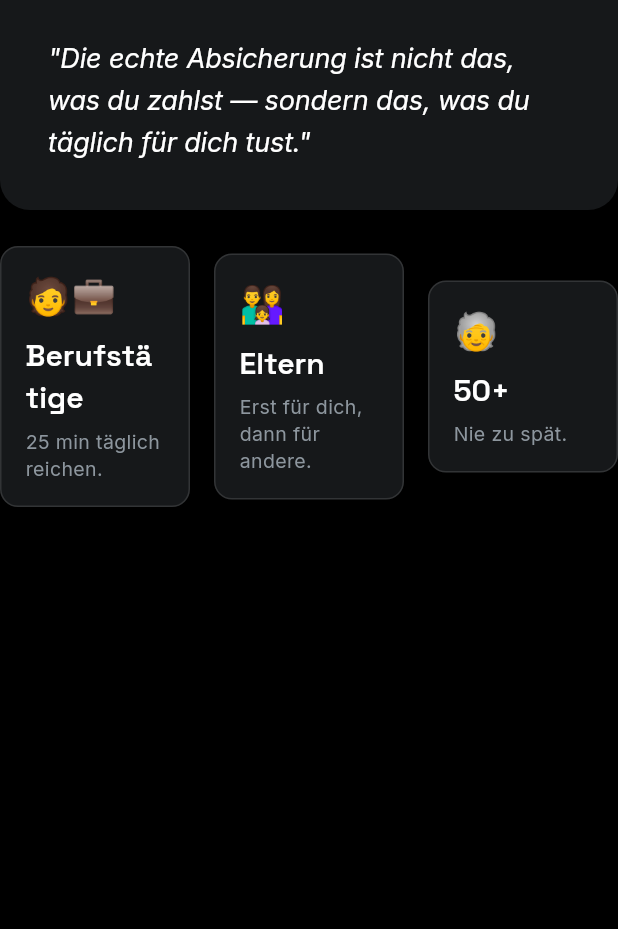
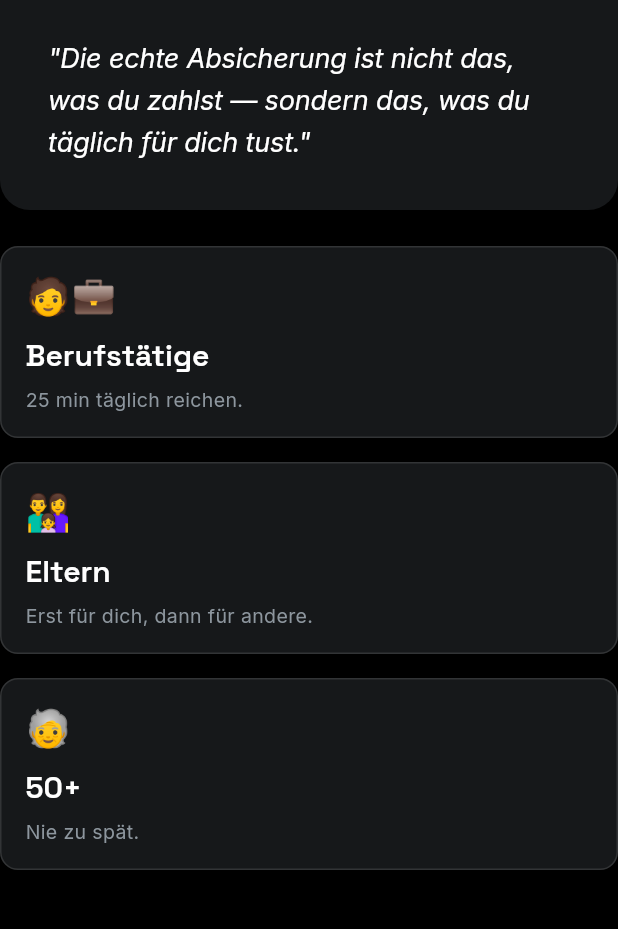
Before and after one commit to dingolife28/TRHI, a Flutter app: the _Right widget shown alone on an empty page, opened directly, on a phone screen of 412 x 824 dp, the part 96-1025 px from its top. Run offline on Flutter 3.47's test engine with Material 3 defaults, Android fonts, the phone set to English and light mode, and no system bars; our stand-ins replace cloud_firestore, firebase_core, flutter_svg, go_router, google_fonts, qr_flutter and 1 more; missing offline and left inert: dart:html, dart:ui_web; accounts and stored records are empty.

Commit message:
fix(about): Audience-Cards auf Mobile stapeln statt 3-Spalten-Row
Die drei Karten (Berufstätige / Eltern / 50+) lagen in einer 3-spaltigen
Expanded-Row. Auf schmalen Screens (<600px) ist jede Spalte zu eng — der
Titel "Berufstätige" läuft über. Unter 600px jetzt vertikal gestapelt
(volle Breite je Karte, crossAxisAlignment.stretch). Desktop/Tablet
unverändert 3-spaltig.

Co-Authored-By: Claude Opus 4.8 <noreply@anthropic.com>

```diff
--- a/lib/widgets/about_section.dart
+++ b/lib/widgets/about_section.dart
@@ -154,6 +154,10 @@ class _LeftState extends State<_Left> {
 class _Right extends StatelessWidget {
   @override
   Widget build(BuildContext context) {
+    // Schmaler als 600px: drei Karten nebeneinander werden zu eng (der Titel
+    // "Berufstätige" läuft sonst über) → vertikal stapeln.
+    final isNarrow = MediaQuery.of(context).size.width < Breakpoints.mobile;
+
     return Column(
       children: [
         Container(
@@ -185,7 +189,18 @@ class _Right extends StatelessWidget {
 
         const SizedBox(height: AppSpacing.xl),
 
-        Row(children: [
+        isNarrow
+            ? Column(
+                crossAxisAlignment: CrossAxisAlignment.stretch,
+                children: [
+                  _AudienceCard('🧑‍💼', 'Berufstätige', '25 min täglich reichen.'),
+                  const SizedBox(height: AppSpacing.lg),
+                  _AudienceCard('👨‍👩‍👧', 'Eltern', 'Erst für dich, dann für andere.'),
+                  const SizedBox(height: AppSpacing.lg),
+                  _AudienceCard('🧓', '50+', 'Nie zu spät.'),
+                ],
+              )
+            : Row(children: [
                 Expanded(child: _AudienceCard('🧑‍💼', 'Berufstätige', '25 min täglich reichen.')),
                 const SizedBox(width: AppSpacing.lg),
                 Expanded(child: _AudienceCard('👨‍👩‍👧', 'Eltern', 'Erst für dich, dann für andere.')),
```
Lines whose indentation alone changed are shown as unchanged.
